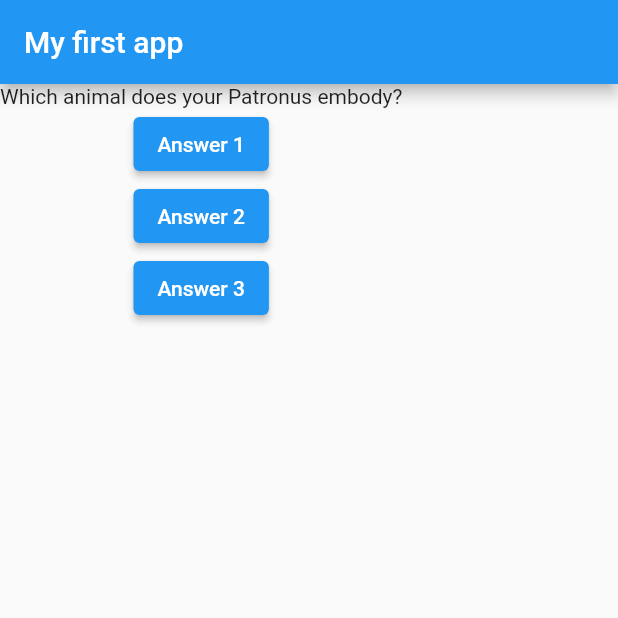
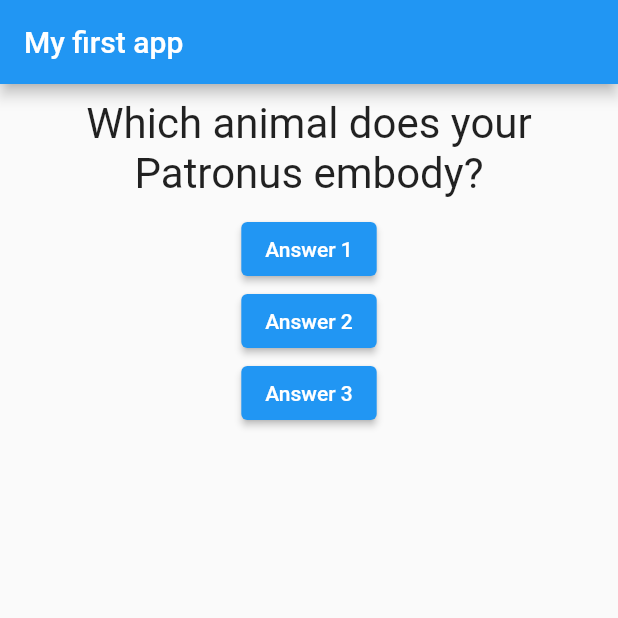
Before and after one commit to Totemi1324/sandbox_app, a Flutter app: the screen it shows after launch, after a tap on "Answer 1", on a phone screen of 412 x 824 dp, the top half of it. Run offline on Flutter 3.47's test engine with Material 2 defaults, Android fonts, the light colour scheme and no system bars.

Commit message:
Extract question widget into new file

```diff
--- a/lib/main.dart
+++ b/lib/main.dart
@@ -1,22 +1,25 @@
 import 'package:flutter/material.dart';
+import './question.dart';
 
-void main(List<String> args) => runApp(MyApp());
+void main(List<String> args) => runApp(const MyApp());
 
 class MyApp extends StatefulWidget {
+  const MyApp({super.key});
+
   @override
   State<StatefulWidget> createState() {
-    return MyAppState();
+    return _MyAppState();
   }
 }
 
-class MyAppState extends State<MyApp> {
-  var questionIndex = 0;
+class _MyAppState extends State<MyApp> {
+  var _questionIndex = 0;
 
-  void onAnswerPressed() {
+  void _onAnswerPressed() {
     setState(() {
-      questionIndex++;
+      _questionIndex++;
     });
-    print(questionIndex);
+    print(_questionIndex);
   }
 
   @override
@@ -35,19 +38,19 @@
         ),
         body: Column(
           children: [
-            Text(
-              questionList[questionIndex],
+            Question(
+              questionList[_questionIndex],
             ),
             ElevatedButton(
-              onPressed: onAnswerPressed,
+              onPressed: _onAnswerPressed,
               child: const Text("Answer 1"),
             ),
             ElevatedButton(
-              onPressed: onAnswerPressed,
+              onPressed: _onAnswerPressed,
               child: const Text("Answer 2"),
             ),
             ElevatedButton(
-              onPressed: onAnswerPressed,
+              onPressed: _onAnswerPressed,
               child: const Text("Answer 3"),
             ),
           ],
--- /dev/null
+++ b/lib/question.dart
@@ -0,0 +1,22 @@
+import 'package:flutter/material.dart';
+
+class Question extends StatelessWidget {
+  final String questionText;
+
+  const Question(this.questionText, {super.key});
+
+  @override
+  Widget build(BuildContext context) {
+    return Container(
+      width: double.infinity,
+      margin: const EdgeInsets.all(10),
+      child: Text(
+        questionText,
+        style: const TextStyle(
+          fontSize: 28,
+        ),
+        textAlign: TextAlign.center,
+      ),
+    );
+  }
+}
```
